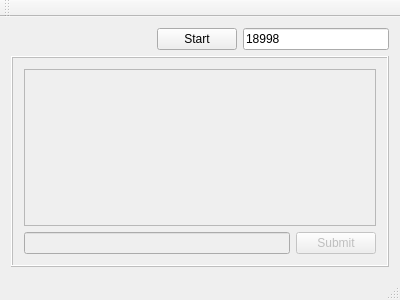
Before: the Qt Designer form mainwindow.ui in gnudeb/TCPChat, drawn with Qt 5.
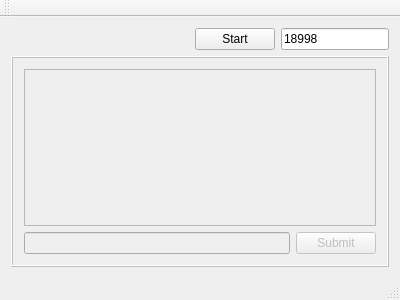
After: the same form once the commit is applied.

Commit message: Implement helper slot dumpInfo

```diff
--- a/mainwindow.ui
+++ b/mainwindow.ui
@@ -49,7 +49,7 @@
       <item>
        <widget class="QLineEdit" name="portLineEdit">
         <property name="sizePolicy">
-         <sizepolicy hsizetype="Expanding" vsizetype="Fixed">
+         <sizepolicy hsizetype="Minimum" vsizetype="Fixed">
           <horstretch>0</horstretch>
           <verstretch>0</verstretch>
          </sizepolicy>
```
The commit also changes 2 other files.
